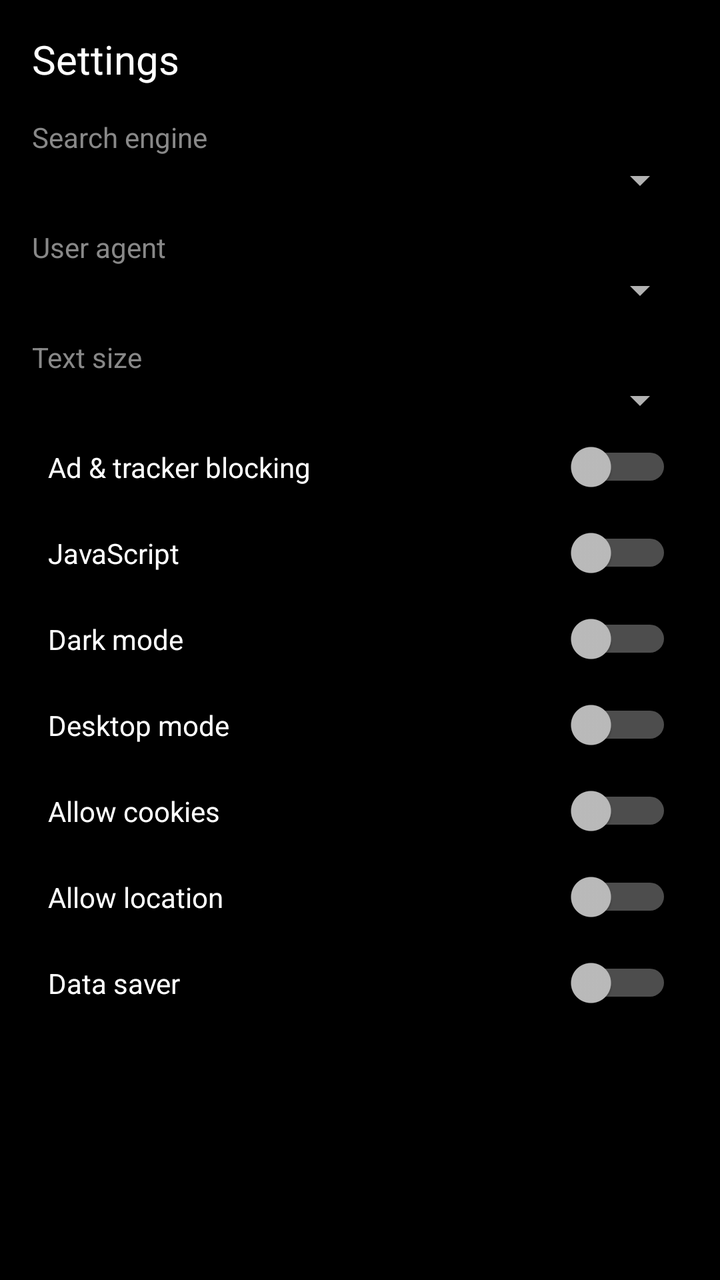
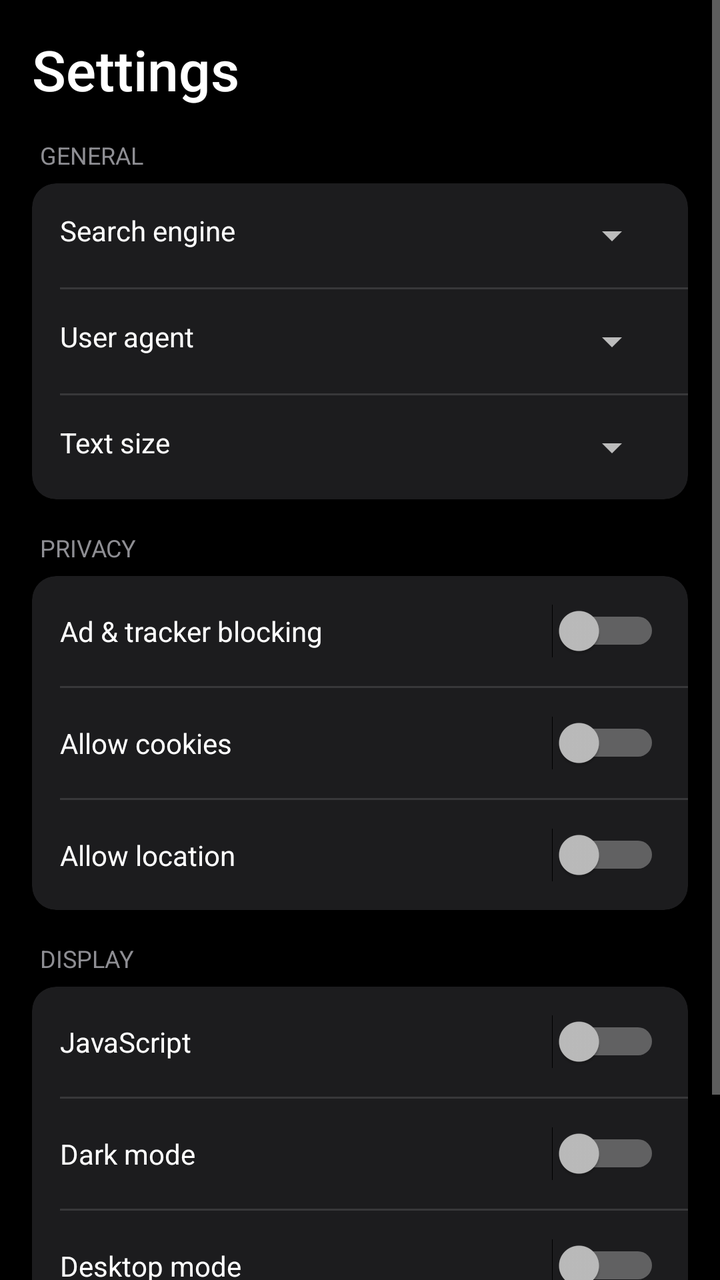

Before-and-after screenshots of an Android layout around one commit, followed by the original layout XML and the change that was made.
<!-- AndroidManifest.xml: application theme Theme.AsciiTab -->
<!-- res/layout/activity_settings.xml -->
<?xml version="1.0" encoding="utf-8"?>
<ScrollView xmlns:android="http://schemas.android.com/apk/res/android"
    android:layout_width="match_parent"
    android:layout_height="match_parent"
    android:background="#000000">
    <LinearLayout
        android:layout_width="match_parent"
        android:layout_height="wrap_content"
        android:orientation="vertical"
        android:padding="16dp">

        <TextView android:layout_width="wrap_content" android:layout_height="wrap_content"
            android:text="Settings" android:textColor="#ffffff" android:textSize="20sp" android:paddingBottom="16dp"/>

        <TextView android:text="Search engine" android:textColor="#888888" android:layout_width="wrap_content" android:layout_height="wrap_content"/>
        <Spinner android:id="@+id/spinnerSearch" android:layout_width="match_parent" android:layout_height="wrap_content" android:padding="8dp"/>

        <TextView android:text="User agent" android:textColor="#888888" android:layout_width="wrap_content" android:layout_height="wrap_content" android:paddingTop="12dp"/>
        <Spinner android:id="@+id/spinnerUA" android:layout_width="match_parent" android:layout_height="wrap_content" android:padding="8dp"/>

        <TextView android:text="Text size" android:textColor="#888888" android:layout_width="wrap_content" android:layout_height="wrap_content" android:paddingTop="12dp"/>
        <Spinner android:id="@+id/spinnerText" android:layout_width="match_parent" android:layout_height="wrap_content" android:padding="8dp"/>

        <LinearLayout android:layout_width="match_parent" android:layout_height="wrap_content" android:orientation="horizontal" android:padding="8dp">
            <TextView android:layout_width="0dp" android:layout_height="wrap_content" android:layout_weight="1" android:text="Ad &amp; tracker blocking" android:textColor="#ffffff"/>
            <Switch android:id="@+id/switchAdblock" android:layout_width="wrap_content" android:layout_height="wrap_content"/>
        </LinearLayout>

        <LinearLayout android:layout_width="match_parent" android:layout_height="wrap_content" android:orientation="horizontal" android:padding="8dp">
            <TextView android:layout_width="0dp" android:layout_height="wrap_content" android:layout_weight="1" android:text="JavaScript" android:textColor="#ffffff"/>
            <Switch android:id="@+id/switchJs" android:layout_width="wrap_content" android:layout_height="wrap_content"/>
        </LinearLayout>

        <LinearLayout android:layout_width="match_parent" android:layout_height="wrap_content" android:orientation="horizontal" android:padding="8dp">
            <TextView android:layout_width="0dp" android:layout_height="wrap_content" android:layout_weight="1" android:text="Dark mode" android:textColor="#ffffff"/>
            <Switch android:id="@+id/switchNight" android:layout_width="wrap_content" android:layout_height="wrap_content"/>
        </LinearLayout>

        <LinearLayout android:layout_width="match_parent" android:layout_height="wrap_content" android:orientation="horizontal" android:padding="8dp">
            <TextView android:layout_width="0dp" android:layout_height="wrap_content" android:layout_weight="1" android:text="Desktop mode" android:textColor="#ffffff"/>
            <Switch android:id="@+id/switchDesktop" android:layout_width="wrap_content" android:layout_height="wrap_content"/>
        </LinearLayout>

        <LinearLayout android:layout_width="match_parent" android:layout_height="wrap_content" android:orientation="horizontal" android:padding="8dp">
            <TextView android:layout_width="0dp" android:layout_height="wrap_content" android:layout_weight="1" android:text="Allow cookies" android:textColor="#ffffff"/>
            <Switch android:id="@+id/switchCookies" android:layout_width="wrap_content" android:layout_height="wrap_content"/>
        </LinearLayout>

        <LinearLayout android:layout_width="match_parent" android:layout_height="wrap_content" android:orientation="horizontal" android:padding="8dp">
            <TextView android:layout_width="0dp" android:layout_height="wrap_content" android:layout_weight="1" android:text="Allow location" android:textColor="#ffffff"/>
            <Switch android:id="@+id/switchLocation" android:layout_width="wrap_content" android:layout_height="wrap_content"/>
        </LinearLayout>

        <LinearLayout android:layout_width="match_parent" android:layout_height="wrap_content" android:orientation="horizontal" android:padding="8dp">
            <TextView android:layout_width="0dp" android:layout_height="wrap_content" android:layout_weight="1" android:text="Data saver" android:textColor="#ffffff"/>
            <Switch android:id="@+id/switchDataSaver" android:layout_width="wrap_content" android:layout_height="wrap_content"/>
        </LinearLayout>
    </LinearLayout>
</ScrollView>
<!-- resources referenced by this layout -->
<resources>
  <style name="Theme.AsciiTab" parent="Theme.AppCompat.NoActionBar">
          <item name="android:windowBackground">@color/amole_bg</item>
          <item name="android:statusBarColor">#000000</item>
          <item name="android:navigationBarColor">#000000</item>
          <item name="android:windowSoftInputMode">adjustResize</item>
          <item name="popupMenuStyle">@style/PopupMenu.AsciiTab</item>
      </style>
  <color name="amole_bg">#000000</color>
  <style name="PopupMenu.AsciiTab" parent="Widget.AppCompat.PopupMenu">
          <item name="android:popupBackground">@drawable/bg_glass_dialog</item>
          <item name="android:textColor">#E2E8F0</item>
      </style>
  <!-- drawable bg_glass_dialog (drawable) -->
  <?xml version="1.0" encoding="utf-8"?>
  <shape xmlns:android="http://schemas.android.com/apk/res/android"
      android:shape="rectangle">
      <solid android:color="#C70B0F17" />
      <stroke android:width="1dp" android:color="#29FFFFFF" />
      <corners android:radius="24dp" />
  </shape>
</resources>

<!-- the commit's change to res/layout/activity_settings.xml (unified diff, before → after) -->
@@ -1,59 +1,144 @@
 <?xml version="1.0" encoding="utf-8"?>
 <ScrollView xmlns:android="http://schemas.android.com/apk/res/android"
+    xmlns:app="http://schemas.android.com/apk/res-auto"
     android:layout_width="match_parent"
     android:layout_height="match_parent"
     android:background="#000000">
+
     <LinearLayout
         android:layout_width="match_parent"
         android:layout_height="wrap_content"
         android:orientation="vertical"
         android:padding="16dp">
 
+        <TextView
+            android:layout_width="wrap_content"
+            android:layout_height="wrap_content"
+            android:text="Settings"
+            android:textColor="#FFFFFF"
+            android:textSize="28sp"
+            android:fontFamily="sans-serif-medium"
+            android:paddingBottom="16dp" />
+
+        
         <TextView android:layout_width="wrap_content" android:layout_height="wrap_content"
-            android:text="Settings" android:textColor="#ffffff" android:textSize="20sp" android:paddingBottom="16dp"/>
+            android:text="GENERAL" android:textColor="#8E8E93" android:textSize="12sp"
+            android:paddingStart="4dp" android:paddingBottom="6dp" />
 
-        <TextView android:text="Search engine" android:textColor="#888888" android:layout_width="wrap_content" android:layout_height="wrap_content"/>
-        <Spinner android:id="@+id/spinnerSearch" android:layout_width="match_parent" android:layout_height="wrap_content" android:padding="8dp"/>
+        <androidx.cardview.widget.CardView
+            android:layout_width="match_parent"
+            android:layout_height="wrap_content"
+            app:cardBackgroundColor="#1C1C1E"
+            app:cardCornerRadius="12dp"
+            app:cardElevation="0dp"
+            android:layout_marginBottom="16dp">
+            <LinearLayout
+                android:layout_width="match_parent"
+                android:layout_height="wrap_content"
+                android:orientation="vertical">
 
-        <TextView android:text="User agent" android:textColor="#888888" android:layout_width="wrap_content" android:layout_height="wrap_content" android:paddingTop="12dp"/>
-        <Spinner android:id="@+id/spinnerUA" android:layout_width="match_parent" android:layout_height="wrap_content" android:padding="8dp"/>
+                <LinearLayout android:layout_width="match_parent" android:layout_height="wrap_content" android:orientation="horizontal" android:padding="14dp">
+                    <TextView android:layout_width="0dp" android:layout_height="wrap_content" android:layout_weight="1" android:text="Search engine" android:textColor="#FFFFFF" />
+                    <Spinner android:id="@+id/spinnerSearch" android:layout_width="wrap_content" android:layout_height="wrap_content" />
+                </LinearLayout>
 
-        <TextView android:text="Text size" android:textColor="#888888" android:layout_width="wrap_content" android:layout_height="wrap_content" android:paddingTop="12dp"/>
-        <Spinner android:id="@+id/spinnerText" android:layout_width="match_parent" android:layout_height="wrap_content" android:padding="8dp"/>
+                <View android:layout_width="match_parent" android:layout_height="1dp" android:background="#38383A" android:layout_marginStart="14dp" />
 
-        <LinearLayout android:layout_width="match_parent" android:layout_height="wrap_content" android:orientation="horizontal" android:padding="8dp">
-            <TextView android:layout_width="0dp" android:layout_height="wrap_content" android:layout_weight="1" android:text="Ad &amp; tracker blocking" android:textColor="#ffffff"/>
-            <Switch android:id="@+id/switchAdblock" android:layout_width="wrap_content" android:layout_height="wrap_content"/>
-        </LinearLayout>
+                <LinearLayout android:layout_width="match_parent" android:layout_height="wrap_content" android:orientation="horizontal" android:padding="14dp">
+                    <TextView android:layout_width="0dp" android:layout_height="wrap_content" android:layout_weight="1" android:text="User agent" android:textColor="#FFFFFF" />
+                    <Spinner android:id="@+id/spinnerUA" android:layout_width="wrap_content" android:layout_height="wrap_content" />
+                </LinearLayout>
 
-        <LinearLayout android:layout_width="match_parent" android:layout_height="wrap_content" android:orientation="horizontal" android:padding="8dp">
-            <TextView android:layout_width="0dp" android:layout_height="wrap_content" android:layout_weight="1" android:text="JavaScript" android:textColor="#ffffff"/>
-            <Switch android:id="@+id/switchJs" android:layout_width="wrap_content" android:layout_height="wrap_content"/>
-        </LinearLayout>
+                <View android:layout_width="match_parent" android:layout_height="1dp" android:background="#38383A" android:layout_marginStart="14dp" />
 
-        <LinearLayout android:layout_width="match_parent" android:layout_height="wrap_content" android:orientation="horizontal" android:padding="8dp">
-            <TextView android:layout_width="0dp" android:layout_height="wrap_content" android:layout_weight="1" android:text="Dark mode" android:textColor="#ffffff"/>
-            <Switch android:id="@+id/switchNight" android:layout_width="wrap_content" android:layout_height="wrap_content"/>
-        </LinearLayout>
+                <LinearLayout android:layout_width="match_parent" android:layout_height="wrap_content" android:orientation="horizontal" android:padding="14dp">
+                    <TextView android:layout_width="0dp" android:layout_height="wrap_content" android:layout_weight="1" android:text="Text size" android:textColor="#FFFFFF" />
+                    <Spinner android:id="@+id/spinnerText" android:layout_width="wrap_content" android:layout_height="wrap_content" />
+                </LinearLayout>
+            </LinearLayout>
+        </androidx.cardview.widget.CardView>
 
-        <LinearLayout android:layout_width="match_parent" android:layout_height="wrap_content" android:orientation="horizontal" android:padding="8dp">
-            <TextView android:layout_width="0dp" android:layout_height="wrap_content" android:layout_weight="1" android:text="Desktop mode" android:textColor="#ffffff"/>
-            <Switch android:id="@+id/switchDesktop" android:layout_width="wrap_content" android:layout_height="wrap_content"/>
-        </LinearLayout>
+        
+        <TextView android:layout_width="wrap_content" android:layout_height="wrap_content"
+            android:text="PRIVACY" android:textColor="#8E8E93" android:textSize="12sp"
+            android:paddingStart="4dp" android:paddingBottom="6dp" />
 
-        <LinearLayout android:layout_width="match_parent" android:layout_height="wrap_content" android:orientation="horizontal" android:padding="8dp">
-            <TextView android:layout_width="0dp" android:layout_height="wrap_content" android:layout_weight="1" android:text="Allow cookies" android:textColor="#ffffff"/>
-            <Switch android:id="@+id/switchCookies" android:layout_width="wrap_content" android:layout_height="wrap_content"/>
-        </LinearLayout>
+        <androidx.cardview.widget.CardView
+            android:layout_width="match_parent"
+            android:layout_height="wrap_content"
+            app:cardBackgroundColor="#1C1C1E"
+            app:cardCornerRadius="12dp"
+            app:cardElevation="0dp"
+            android:layout_marginBottom="16dp">
+            <LinearLayout
+                android:layout_width="match_parent"
+                android:layout_height="wrap_content"
+                android:orientation="vertical">
 
-        <LinearLayout android:layout_width="match_parent" android:layout_height="wrap_content" android:orientation="horizontal" android:padding="8dp">
-            <TextView android:layout_width="0dp" android:layout_height="wrap_content" android:layout_weight="1" android:text="Allow location" android:textColor="#ffffff"/>
-            <Switch android:id="@+id/switchLocation" android:layout_width="wrap_content" android:layout_height="wrap_content"/>
-        </LinearLayout>
+                <LinearLayout android:layout_width="match_parent" android:layout_height="wrap_content" android:orientation="horizontal" android:padding="14dp">
+                    <TextView android:layout_width="0dp" android:layout_height="wrap_content" android:layout_weight="1" android:text="Ad &amp; tracker blocking" android:textColor="#FFFFFF" />
+                    <Switch android:id="@+id/switchAdblock" android:layout_width="wrap_content" android:layout_height="wrap_content" />
+                </LinearLayout>
 
-        <LinearLayout android:layout_width="match_parent" android:layout_height="wrap_content" android:orientation="horizontal" android:padding="8dp">
-            <TextView android:layout_width="0dp" android:layout_height="wrap_content" android:layout_weight="1" android:text="Data saver" android:textColor="#ffffff"/>
-            <Switch android:id="@+id/switchDataSaver" android:layout_width="wrap_content" android:layout_height="wrap_content"/>
-        </LinearLayout>
+                <View android:layout_width="match_parent" android:layout_height="1dp" android:background="#38383A" android:layout_marginStart="14dp" />
+
+                <LinearLayout android:layout_width="match_parent" android:layout_height="wrap_content" android:orientation="horizontal" android:padding="14dp">
+                    <TextView android:layout_width="0dp" android:layout_height="wrap_content" android:layout_weight="1" android:text="Allow cookies" android:textColor="#FFFFFF" />
+                    <Switch android:id="@+id/switchCookies" android:layout_width="wrap_content" android:layout_height="wrap_content" />
+                </LinearLayout>
+
+                <View android:layout_width="match_parent" android:layout_height="1dp" android:background="#38383A" android:layout_marginStart="14dp" />
+
+                <LinearLayout android:layout_width="match_parent" android:layout_height="wrap_content" android:orientation="horizontal" android:padding="14dp">
+                    <TextView android:layout_width="0dp" android:layout_height="wrap_content" android:layout_weight="1" android:text="Allow location" android:textColor="#FFFFFF" />
+                    <Switch android:id="@+id/switchLocation" android:layout_width="wrap_content" android:layout_height="wrap_content" />
+                </LinearLayout>
+            </LinearLayout>
+        </androidx.cardview.widget.CardView>
+
+        
+        <TextView android:layout_width="wrap_content" android:layout_height="wrap_content"
+            android:text="DISPLAY" android:textColor="#8E8E93" android:textSize="12sp"
+            android:paddingStart="4dp" android:paddingBottom="6dp" />
+
+        <androidx.cardview.widget.CardView
+            android:layout_width="match_parent"
+            android:layout_height="wrap_content"
+            app:cardBackgroundColor="#1C1C1E"
+            app:cardCornerRadius="12dp"
+            app:cardElevation="0dp"
+            android:layout_marginBottom="16dp">
+            <LinearLayout
+                android:layout_width="match_parent"
+                android:layout_height="wrap_content"
+                android:orientation="vertical">
+
+                <LinearLayout android:layout_width="match_parent" android:layout_height="wrap_content" android:orientation="horizontal" android:padding="14dp">
+                    <TextView android:layout_width="0dp" android:layout_height="wrap_content" android:layout_weight="1" android:text="JavaScript" android:textColor="#FFFFFF" />
+                    <Switch android:id="@+id/switchJs" android:layout_width="wrap_content" android:layout_height="wrap_content" />
+                </LinearLayout>
+
+                <View android:layout_width="match_parent" android:layout_height="1dp" android:background="#38383A" android:layout_marginStart="14dp" />
+
+                <LinearLayout android:layout_width="match_parent" android:layout_height="wrap_content" android:orientation="horizontal" android:padding="14dp">
+                    <TextView android:layout_width="0dp" android:layout_height="wrap_content" android:layout_weight="1" android:text="Dark mode" android:textColor="#FFFFFF" />
+                    <Switch android:id="@+id/switchNight" android:layout_width="wrap_content" android:layout_height="wrap_content" />
+                </LinearLayout>
+
+                <View android:layout_width="match_parent" android:layout_height="1dp" android:background="#38383A" android:layout_marginStart="14dp" />
+
+                <LinearLayout android:layout_width="match_parent" android:layout_height="wrap_content" android:orientation="horizontal" android:padding="14dp">
+                    <TextView android:layout_width="0dp" android:layout_height="wrap_content" android:layout_weight="1" android:text="Desktop mode" android:textColor="#FFFFFF" />
+                    <Switch android:id="@+id/switchDesktop" android:layout_width="wrap_content" android:layout_height="wrap_content" />
+                </LinearLayout>
+
+                <View android:layout_width="match_parent" android:layout_height="1dp" android:background="#38383A" android:layout_marginStart="14dp" />
+
+                <LinearLayout android:layout_width="match_parent" android:layout_height="wrap_content" android:orientation="horizontal" android:padding="14dp">
+                    <TextView android:layout_width="0dp" android:layout_height="wrap_content" android:layout_weight="1" android:text="Data saver" android:textColor="#FFFFFF" />
+                    <Switch android:id="@+id/switchDataSaver" android:layout_width="wrap_content" android:layout_height="wrap_content" />
+                </LinearLayout>
+            </LinearLayout>
+        </androidx.cardview.widget.CardView>
     </LinearLayout>
 </ScrollView>
